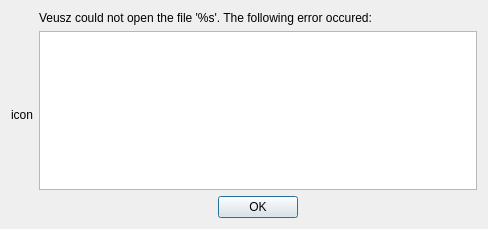
Old version of the form dialogs/errorloading.ui in the repository veusz/veusz.
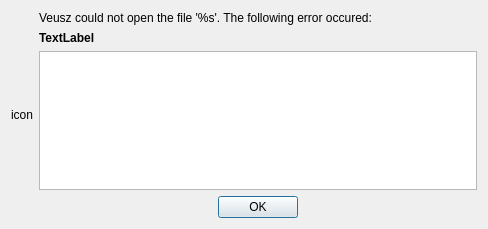
New version of the form.

Commit message: Import error loading dialog

```diff
--- a/dialogs/errorloading.ui
+++ b/dialogs/errorloading.ui
@@ -35,6 +35,19 @@
        </property>
       </widget>
      </item>
+     <item>
+      <widget class="QLabel" name="errormessagelabel" >
+       <property name="font" >
+        <font>
+         <weight>75</weight>
+         <bold>true</bold>
+        </font>
+       </property>
+       <property name="text" >
+        <string>TextLabel</string>
+       </property>
+      </widget>
+     </item>
      <item>
       <widget class="QTextEdit" name="errortextedit" >
        <property name="readOnly" >
```
The commit also changes 2 other files.
